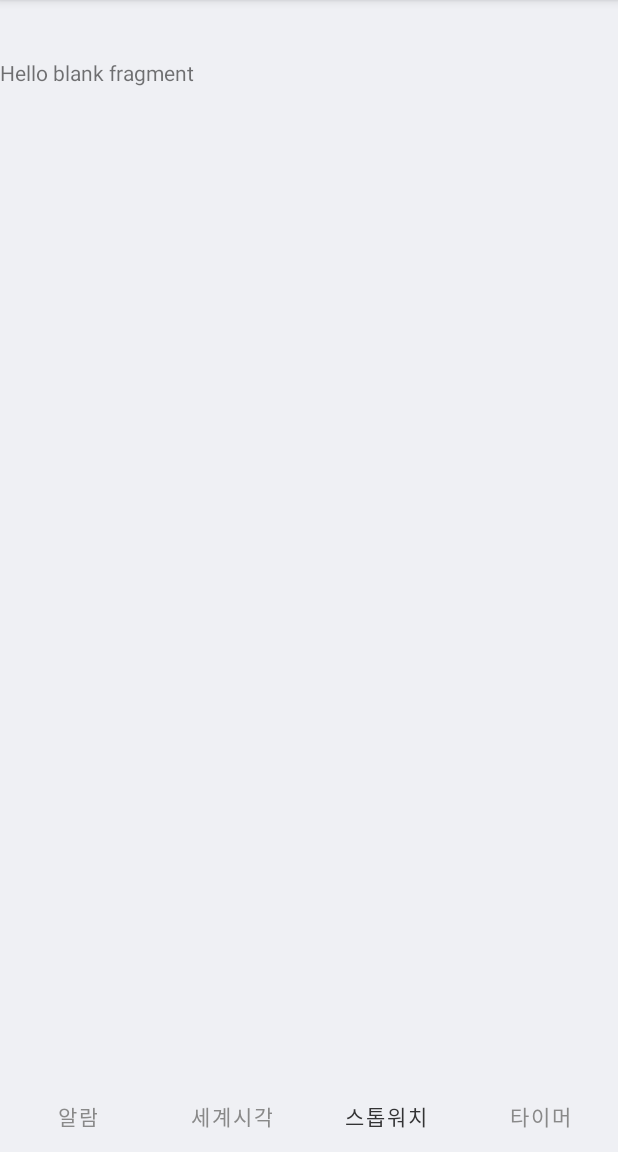
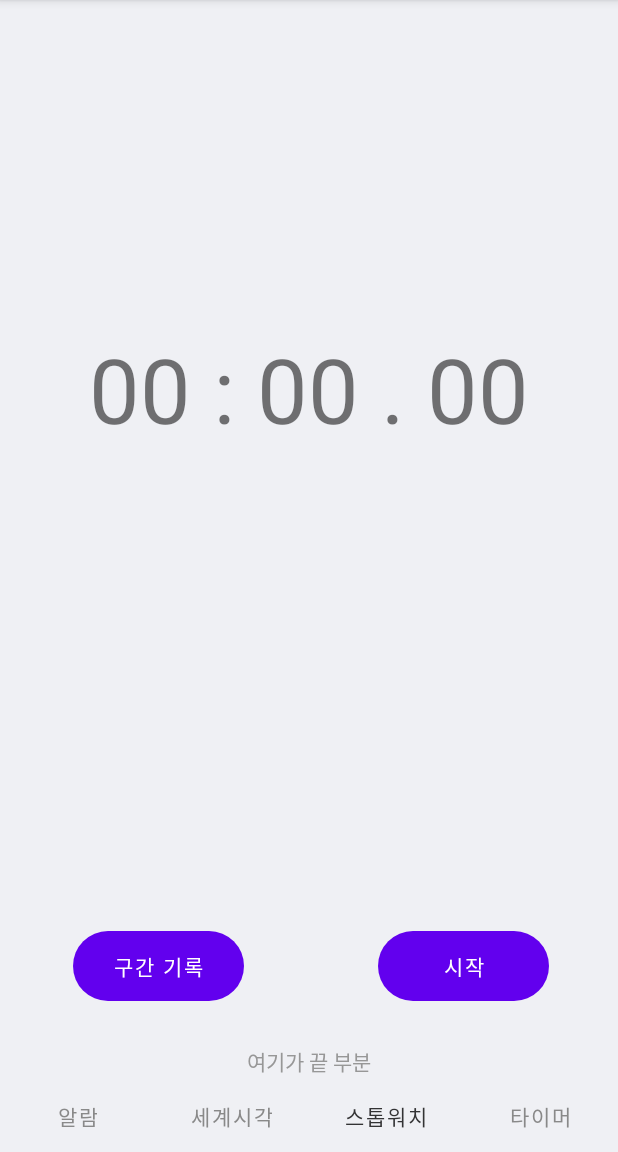
Before and after one commit to YouHyein-hi/androidClockApp, an Android app: the screen it shows after launch (MainActivity), item 3 of the bottom bar chosen, on a phone screen of 412 x 824 dp, the part 84-1236 px from its top. Run offline under Robolectric (Android 15) with nearby library versions, the phone set to English and light mode, and no system bars.

Commit message:
메인 화면 구성 수정, 스톱워치 화면 구성

```diff
--- /dev/null
+++ b/app/src/main/res/drawable/button_round.xml
@@ -0,0 +1,19 @@
+<?xml version="1.0" encoding="utf-8"?>
+<selector xmlns:android="http://schemas.android.com/apk/res/android">
+    <item android:state_pressed="false">
+        <shape>
+            <!-- 배경 -->
+            <!--<solid android:color="#ffffffff" /> -->
+            <!-- 테두리 -->
+            <stroke
+                android:width="1dp"
+                android:color="#00ff0000" />
+            <corners
+                android:bottomLeftRadius="30dp"
+                android:bottomRightRadius="30dp"
+                android:topLeftRadius="30dp"
+                android:topRightRadius="30dp" />
+        </shape>
+    </item>
+
+</selector>
--- a/app/src/main/res/layout/activity_main.xml
+++ b/app/src/main/res/layout/activity_main.xml
@@ -6,6 +6,15 @@
     android:layout_height="match_parent"
     android:background="#EFF0F4"
     tools:context=".MainActivity">
+
+    <androidx.viewpager2.widget.ViewPager2
+        android:id="@+id/viewPager2"
+        android:layout_width="match_parent"
+        android:layout_height="match_parent"
+        app:layout_constraintEnd_toEndOf="parent"
+        app:layout_constraintHorizontal_bias="0.0"
+        app:layout_constraintStart_toStartOf="parent"
+        app:layout_constraintTop_toTopOf="parent" />
 
     <com.google.android.material.tabs.TabLayout
         android:id="@+id/tabLayout"
@@ -41,13 +50,4 @@
             android:text="타이머" />
     </com.google.android.material.tabs.TabLayout>
 
-    <androidx.viewpager2.widget.ViewPager2
-        android:id="@+id/viewPager2"
-        android:layout_width="409dp"
-        android:layout_height="681dp"
-        app:layout_constraintBottom_toTopOf="@+id/tabLayout"
-        app:layout_constraintStart_toStartOf="parent"
-        app:layout_constraintTop_toTopOf="parent"
-        app:layout_constraintVertical_bias="1.0" />
-
 </androidx.constraintlayout.widget.ConstraintLayout>
--- a/app/src/main/res/layout/fragment_stopwatch.xml
+++ b/app/src/main/res/layout/fragment_stopwatch.xml
@@ -1,14 +1,82 @@
 <?xml version="1.0" encoding="utf-8"?>
 <FrameLayout xmlns:android="http://schemas.android.com/apk/res/android"
+    xmlns:app="http://schemas.android.com/apk/res-auto"
     xmlns:tools="http://schemas.android.com/tools"
     android:layout_width="match_parent"
     android:layout_height="match_parent"
     tools:context=".StopwatchFragment">
 
-    <!-- TODO: Update blank fragment layout -->
-    <TextView
+    <androidx.constraintlayout.widget.ConstraintLayout
         android:layout_width="match_parent"
         android:layout_height="match_parent"
-        android:text="@string/hello_blank_fragment" />
+        android:background="#EFF0F4"
+        android:paddingBottom="50dp">
 
+        <TextView
+            android:id="@+id/stopwatch_main"
+            android:layout_width="wrap_content"
+            android:layout_height="wrap_content"
+            android:layout_marginBottom="200dp"
+            android:text="00 : 00 . 00"
+            android:textSize="60sp"
+            app:layout_constraintBottom_toBottomOf="parent"
+            app:layout_constraintEnd_toEndOf="parent"
+            app:layout_constraintStart_toStartOf="parent"
+            app:layout_constraintTop_toTopOf="parent" />
+
+        <TextView
+            android:id="@+id/stopwatch_sub"
+            android:layout_width="wrap_content"
+            android:layout_height="wrap_content"
+            android:text="00 : 00 . 00"
+            android:textSize="24sp"
+            android:visibility="invisible"
+            app:layout_constraintEnd_toEndOf="parent"
+            app:layout_constraintStart_toStartOf="parent"
+            app:layout_constraintTop_toBottomOf="@+id/stopwatch_main" />
+
+        <Button
+            android:id="@+id/stopwatch_buttonL"
+            android:layout_width="115dp"
+            android:layout_height="wrap_content"
+            android:layout_marginBottom="50dp"
+            android:background="@drawable/button_round"
+            android:text="구간 기록"
+            app:layout_constraintBottom_toBottomOf="parent"
+            app:layout_constraintEnd_toStartOf="@+id/constraintLayout"
+            app:layout_constraintHorizontal_bias="0.53"
+            app:layout_constraintStart_toStartOf="parent" />
+
+        <Button
+            android:id="@+id/stopwatch_buttonR"
+            android:layout_width="115dp"
+            android:layout_height="wrap_content"
+            android:layout_marginBottom="50dp"
+            android:background="@drawable/button_round"
+            android:text="시작"
+            app:layout_constraintBottom_toBottomOf="parent"
+            app:layout_constraintEnd_toEndOf="parent"
+            app:layout_constraintStart_toEndOf="@+id/constraintLayout" />
+
+        <androidx.constraintlayout.widget.ConstraintLayout
+            android:id="@+id/constraintLayout"
+            android:layout_width="wrap_content"
+            android:layout_height="wrap_content"
+            android:layout_marginBottom="50dp"
+            app:layout_constraintBottom_toBottomOf="parent"
+            app:layout_constraintEnd_toEndOf="parent"
+            app:layout_constraintStart_toStartOf="parent"
+            tools:ignore="MissingConstraints"></androidx.constraintlayout.widget.ConstraintLayout>
+
+        <TextView
+            android:layout_width="wrap_content"
+            android:layout_height="wrap_content"
+            android:text="여기가 끝 부분"
+            android:textColor="#979797"
+            android:visibility="visible"
+            app:layout_constraintBottom_toBottomOf="parent"
+            app:layout_constraintEnd_toEndOf="parent"
+            app:layout_constraintStart_toStartOf="parent" />
+
+    </androidx.constraintlayout.widget.ConstraintLayout>
 </FrameLayout>
```
